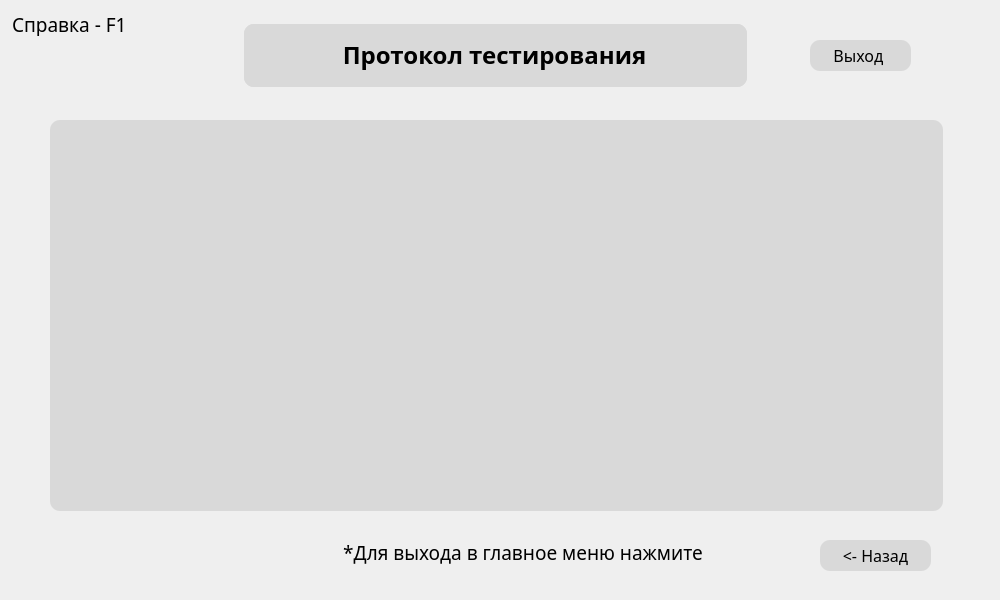
This is ui/auth/UserTestProtocol.ui in xamlo721/PsychologyTestApp as Qt 5 draws it before an edit. The edited form follows.
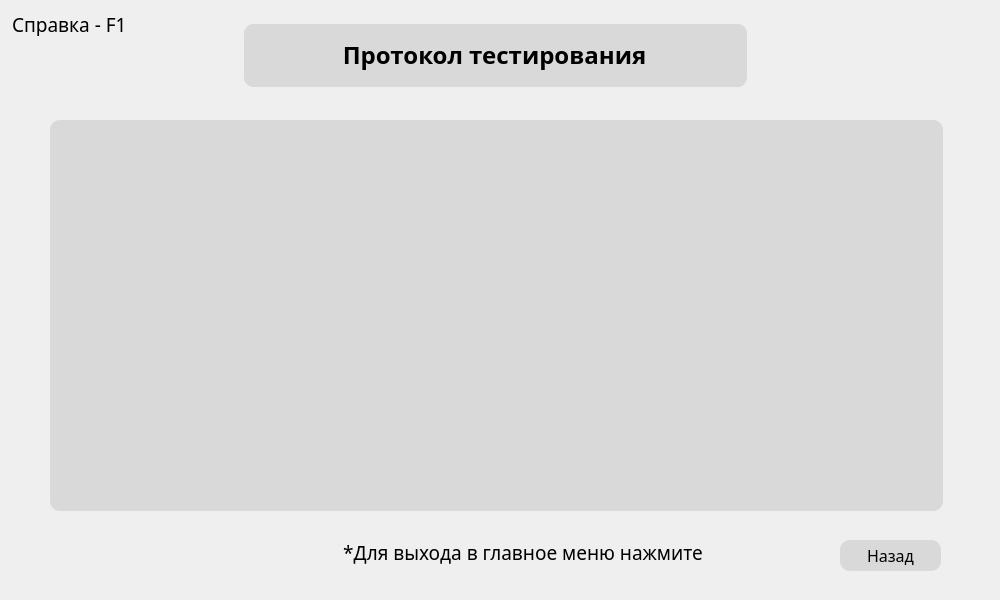
This is the edited form.

Commit message: Back buttons fixed

Patch:
```diff
--- a/ui/auth/UserTestProtocol.ui
+++ b/ui/auth/UserTestProtocol.ui
@@ -186,39 +186,11 @@
     </property>
    </widget>
   </widget>
-  <widget class="QPushButton" name="totheresults">
-   <property name="geometry">
-    <rect>
-     <x>820</x>
-     <y>540</y>
-     <width>111</width>
-     <height>31</height>
-    </rect>
-   </property>
-   <property name="font">
-    <font>
-     <family>Montserrat Medium</family>
-     <pointsize>12</pointsize>
-    </font>
-   </property>
-   <property name="styleSheet">
-    <string notr="true">QPushButton {
-	border-radius: 10px;
-	background-color: rgb(217, 217, 217);
-}
-QPushButton:hover {
-        background-color: rgba(216, 249, 255);
-}</string>
-   </property>
-   <property name="text">
-    <string>&lt;- Назад</string>
-   </property>
-  </widget>
   <widget class="QPushButton" name="tothemain">
    <property name="geometry">
     <rect>
-     <x>810</x>
-     <y>40</y>
+     <x>840</x>
+     <y>540</y>
      <width>101</width>
      <height>31</height>
     </rect>
@@ -239,7 +211,7 @@
 }</string>
    </property>
    <property name="text">
-    <string>Выход </string>
+    <string>Назад</string>
    </property>
    <property name="shortcut">
     <string>Esc</string>
```
The commit also changes 2 other files.
